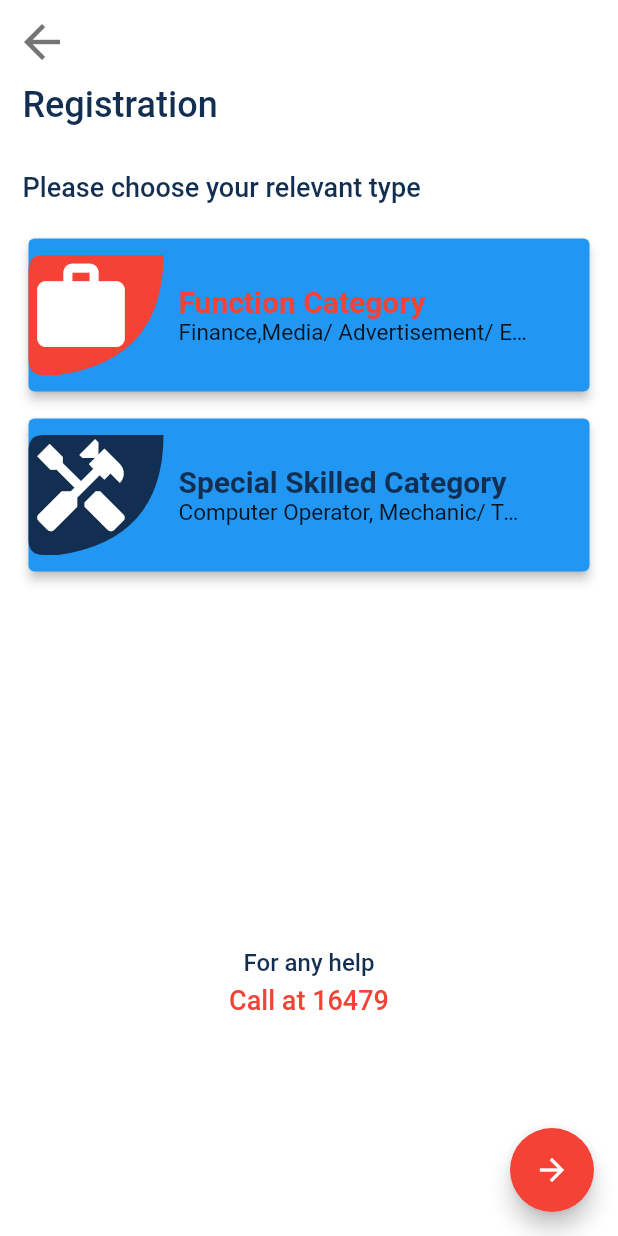
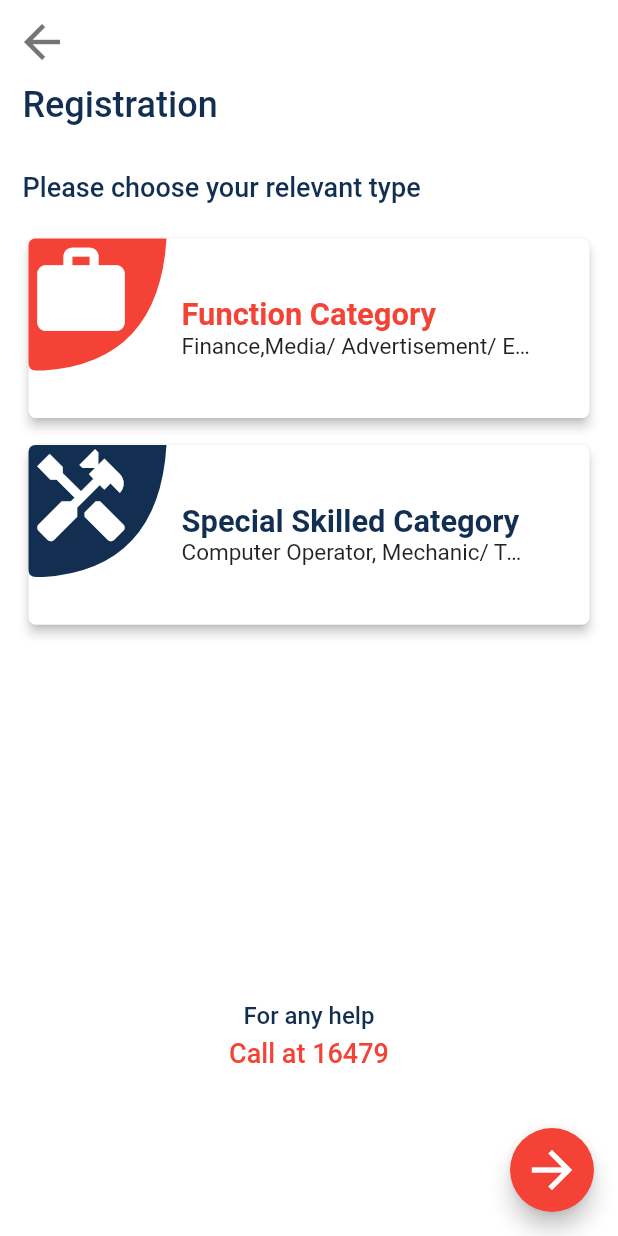
Before and after one commit to Emon526/Job-Search, a Flutter app: the RegistrationCategory screen opened directly, on a phone screen of 412 x 824 dp. Run offline on Flutter 3.47's test engine with Material 2 defaults, Android fonts, the phone set to English and light mode, and no system bars; our stand-ins replace line_icons.

Commit message:
Custom Widget and Pattern Applied

```diff
--- a/lib/main.dart
+++ b/lib/main.dart
@@ -1,7 +1,7 @@
 // ignore_for_file: prefer_const_constructors, prefer_const_literals_to_create_immutables// ignore_for_file: prefer_const_constructors
 
 import 'package:flutter/material.dart';
-import 'package:newdemo/skills.dart';
+import 'package:newdemo/screens/splash/splashscreen.dart';
 
 void main() {
   runApp(MyApp());
@@ -13,7 +13,7 @@ class MyApp extends StatelessWidget {
   @override
   Widget build(BuildContext context) {
     return MaterialApp(
-      home: Skills(),
+      home: LogoScreen(),
       debugShowCheckedModeBanner: false,
     );
   }
--- a/lib/registrationcategory.dart
+++ b/lib/screens/account/registration/registrationcategory.dart
@@ -1,6 +1,8 @@
 // ignore_for_file: prefer_const_constructors, prefer_const_literals_to_create_immutables
 
 import 'package:flutter/material.dart';
+import 'package:newdemo/screens/skills/skills.dart';
+import 'package:newdemo/widgets/floatingarrownextbutton.dart';
 import 'package:newdemo/widgets/helpline.dart';
 import 'package:newdemo/widgets/regcategorycard.dart';
 
@@ -10,6 +12,7 @@ class RegistrationCategory extends StatelessWidget {
   @override
   Widget build(BuildContext context) {
     return Scaffold(
+      resizeToAvoidBottomInset: false,
       backgroundColor: Colors.white,
       appBar: AppBar(
         leading: IconButton(
@@ -19,8 +22,7 @@ class RegistrationCategory extends StatelessWidget {
             size: 36,
           ),
           onPressed: () {
-            // Navigator.push(
-            //     context, MaterialPageRoute(builder: (context) => ));
+            Navigator.pop(context);
           },
         ),
         elevation: 0,
@@ -57,9 +59,10 @@ class RegistrationCategory extends StatelessWidget {
               height: 20,
             ),
             RegestrationCategoryCard(
+              onpressed: () {},
               customdesignstartColor: Colors.red,
               customdesignendColor: Colors.red,
-              cardcolor: Colors.blue,
+              cardcolor: Colors.white,
               elevation: 3,
               iconData: Icons.work,
               categorytitle: 'Function Category',
@@ -69,9 +72,10 @@ class RegistrationCategory extends StatelessWidget {
             ),
             SizedBox(height: 10),
             RegestrationCategoryCard(
+              onpressed: () {},
               customdesignstartColor: Color(0xff122f51),
               customdesignendColor: Color(0xff122f51),
-              cardcolor: Colors.blue,
+              cardcolor: Colors.white,
               elevation: 3,
               iconData: Icons.handyman,
               categorytitle: 'Special Skilled Category',
@@ -86,17 +90,16 @@ class RegistrationCategory extends StatelessWidget {
           ],
         ),
       ),
-      floatingActionButton: FloatingActionButton(
-        backgroundColor: Colors.red,
-        onPressed: () => {
-          // Navigator.push(
-          //   context,
-          //   MaterialPageRoute(
-          //     builder: (context) => HomePage(),
-          //   ),
-          // ),
+      floatingActionButton: FloatingArrowNextButton(
+        icon: Icons.arrow_forward,
+        onpress: () => {
+          Navigator.push(
+            context,
+            MaterialPageRoute(
+              builder: (context) => Skills(),
+            ),
+          ),
         },
-        child: Icon(Icons.arrow_forward),
       ),
     );
   }
--- a/lib/widgets/customcardshape.dart
+++ b/lib/widgets/customcardshape.dart
@@ -12,7 +12,7 @@ class CustomCardShapePainter extends CustomPainter {
 
   @override
   void paint(Canvas canvas, Size size) {
-    var radius = 10.0;
+    var radius = 5.0;
 
     var paint = Paint();
     paint.shader = ui.Gradient.linear(
--- /dev/null
+++ b/lib/widgets/floatingarrownextbutton.dart
@@ -0,0 +1,25 @@
+// ignore_for_file: prefer_const_constructors
+
+import 'package:flutter/material.dart';
+
+class FloatingArrowNextButton extends StatelessWidget {
+  final VoidCallback onpress;
+  final IconData icon;
+  const FloatingArrowNextButton({
+    Key? key,
+    required this.onpress,
+    required this.icon,
+  }) : super(key: key);
+
+  @override
+  Widget build(BuildContext context) {
+    return FloatingActionButton(
+      backgroundColor: Colors.red,
+      onPressed: onpress,
+      child: Icon(
+        icon,
+        size: 40,
+      ),
+    );
+  }
+}
--- a/lib/widgets/lefticonfullwidthbutton.dart
+++ b/lib/widgets/lefticonfullwidthbutton.dart
@@ -12,6 +12,7 @@ class LeftIconFullwidthButton extends StatelessWidget {
   final Color? iconcolor;
   final Color? textcolor;
   final EdgeInsetsGeometry? margin;
+  final VoidCallback onpress;
 
   const LeftIconFullwidthButton({
     Key? key,
@@ -24,6 +25,7 @@ class LeftIconFullwidthButton extends StatelessWidget {
     this.iconcolor,
     this.textcolor,
     this.margin,
+    required this.onpress,
   }) : super(key: key);
 
   @override
@@ -55,7 +57,7 @@ class LeftIconFullwidthButton extends StatelessWidget {
             ),
           ),
         ),
-        onPressed: () {},
+        onPressed: onpress,
         child: Row(
           children: [
             SizedBox(
--- a/lib/widgets/regcategorycard.dart
+++ b/lib/widgets/regcategorycard.dart
@@ -15,6 +15,7 @@ class RegestrationCategoryCard extends StatelessWidget {
   final Color? titleColor;
   final Color? subtitleColor;
   final Color? iconColor;
+  final VoidCallback onpressed;
 
   const RegestrationCategoryCard({
     Key? key,
@@ -28,27 +29,33 @@ class RegestrationCategoryCard extends StatelessWidget {
     this.titleColor,
     this.subtitleColor,
     this.iconColor,
+    required this.onpressed,
   }) : super(key: key);
 
   @override
   Widget build(BuildContext context) {
-    return SizedBox(
-      height: 110,
+    final Size size = MediaQuery.of(context).size;
+    return InkWell(
+      onTap: onpressed,
+      child: Container(
+        height: size.height * 0.155,
         child: Card(
+          shape: RoundedRectangleBorder(
+            borderRadius: BorderRadius.circular(5),
+          ),
           elevation: elevation,
           color: cardcolor,
           child: Row(
             children: [
               Stack(
                 children: [
-                Positioned(
-                  child: RotatedBox(
+                  RotatedBox(
                     quarterTurns: 2,
                     child: CustomPaint(
                       child: Padding(
                         padding: const EdgeInsets.only(
-                          top: 10,
-                          left: 10,
+                          top: 18,
+                          left: 12,
                         ),
                         child: RotatedBox(
                           quarterTurns: 2,
@@ -67,6 +74,8 @@ class RegestrationCategoryCard extends StatelessWidget {
                       ),
                     ),
                   ),
+                  SizedBox(
+                    height: size.height * 1,
                   ),
                 ],
               ),
@@ -81,7 +90,7 @@ class RegestrationCategoryCard extends StatelessWidget {
                     categorytitle,
                     style: TextStyle(
                         color: titleColor,
-                      fontSize: 20,
+                        fontSize: size.height * 0.025,
                         fontWeight: FontWeight.bold),
                   ),
                   // AnimatedTextKit(
@@ -105,6 +114,7 @@ class RegestrationCategoryCard extends StatelessWidget {
             ],
           ),
         ),
+      ),
     );
   }
 }
```
Also changed, not shown: lib/screens/account/registration/contactdetails.dart (renamed from lib/homepage.dart, +9 -11 lines), lib/screens/account/signin/createaccount.dart (renamed from lib/createaccount.dart, +28 -3 lines), lib/screens/account/signin/namesignin.dart (renamed from lib/namesignin.dart, +12 -10 lines), lib/screens/account/signin/signinpage.dart (renamed from lib/signinpage.dart, +24 -12 lines), lib/screens/home/searchjob.dart (renamed from lib/searchjob.dart, +14 -37 lines), lib/screens/signin/signinpage.dart (added, +158 -0 lines), lib/screens/skills/skills.dart (renamed from lib/skills.dart, +11 -13 lines), lib/screens/splash/splashscreen.dart (renamed from lib/logoscreen.dart, +13 -11 lines), lib/widgets/centericonfullwidthbutton.dart (+7 -1 lines). Lines whose indentation alone changed are shown as unchanged.
